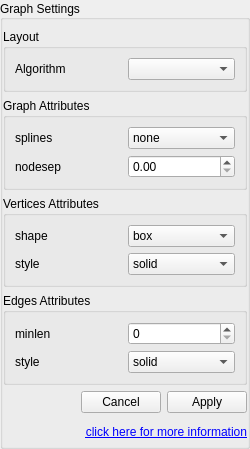
romeoxbm/depgraphv, file ui/graphpage.ui: the form before one commit.
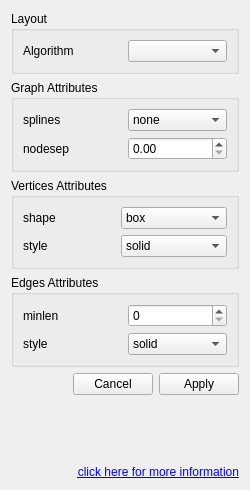
The form after the commit.

Commit message: - Better handling of LanguageChange event in SettingsDialog; - SettingsDialog's pages now showed in a scrollable area;

Diff of the .ui file:
```diff
--- a/ui/graphpage.ui
+++ b/ui/graphpage.ui
@@ -7,51 +7,42 @@
     <x>0</x>
     <y>0</y>
     <width>250</width>
-    <height>449</height>
+    <height>490</height>
    </rect>
   </property>
   <property name="minimumSize">
    <size>
     <width>250</width>
-    <height>320</height>
+    <height>490</height>
+   </size>
+  </property>
+  <property name="maximumSize">
+   <size>
+    <width>16777215</width>
+    <height>490</height>
    </size>
   </property>
   <property name="windowTitle">
    <string/>
   </property>
-  <layout class="QVBoxLayout" name="verticalLayout">
-   <property name="spacing">
-    <number>0</number>
-   </property>
-   <property name="leftMargin">
-    <number>0</number>
-   </property>
-   <property name="topMargin">
-    <number>0</number>
-   </property>
-   <property name="rightMargin">
-    <number>0</number>
-   </property>
-   <property name="bottomMargin">
-    <number>0</number>
-   </property>
-   <item>
-    <widget class="QGroupBox" name="graphSettingsGroupBox">
-     <property name="title">
-      <string>Graph Settings</string>
+  <layout class="QGridLayout" name="gridLayout">
+   <item row="0" column="0">
+    <widget class="QFrame" name="frame">
+     <property name="frameShape">
+      <enum>QFrame::NoFrame</enum>
      </property>
-     <property name="alignment">
-      <set>Qt::AlignLeading|Qt::AlignLeft|Qt::AlignVCenter</set>
+     <property name="frameShadow">
+      <enum>QFrame::Raised</enum>
      </property>
-     <property name="flat">
-      <bool>false</bool>
-     </property>
-     <layout class="QVBoxLayout" name="verticalLayout_2">
+     <layout class="QVBoxLayout" name="verticalLayout">
+      <property name="spacing">
+       <number>6</number>
+      </property>
       <property name="leftMargin">
        <number>0</number>
       </property>
       <property name="topMargin">
-       <number>9</number>
+       <number>0</number>
       </property>
       <property name="rightMargin">
        <number>0</number>
@@ -64,7 +55,7 @@
         <property name="title">
          <string>Layout</string>
         </property>
-        <layout class="QGridLayout" name="gridLayout">
+        <layout class="QGridLayout" name="gridLayout_2">
          <item row="0" column="0">
           <widget class="QLabel" name="layoutAlgorithmLabel">
            <property name="text">
@@ -86,7 +77,7 @@
         <property name="title">
          <string>Graph Attributes</string>
         </property>
-        <layout class="QGridLayout" name="gridLayout_2">
+        <layout class="QGridLayout" name="gridLayout_5">
          <item row="0" column="0">
           <widget class="QLabel" name="splinesLabel">
            <property name="text">
@@ -473,6 +464,19 @@
         </property>
        </widget>
       </item>
+      <item>
+       <spacer name="verticalSpacer">
+        <property name="orientation">
+         <enum>Qt::Vertical</enum>
+        </property>
+        <property name="sizeHint" stdset="0">
+         <size>
+          <width>20</width>
+          <height>46</height>
+         </size>
+        </property>
+       </spacer>
+      </item>
       <item>
        <widget class="QLabel" name="docLabel">
         <property name="text">
```
Left out of the diff: 3 changed lines with no effect on the pictures. The commit also changes 7 other files.
